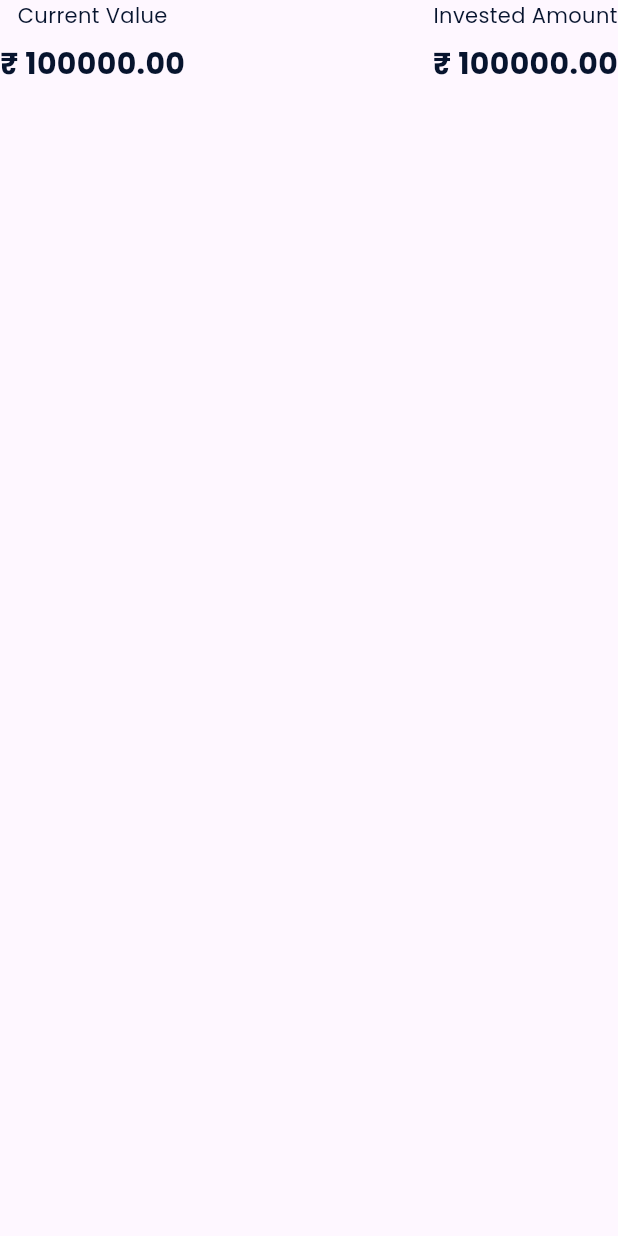
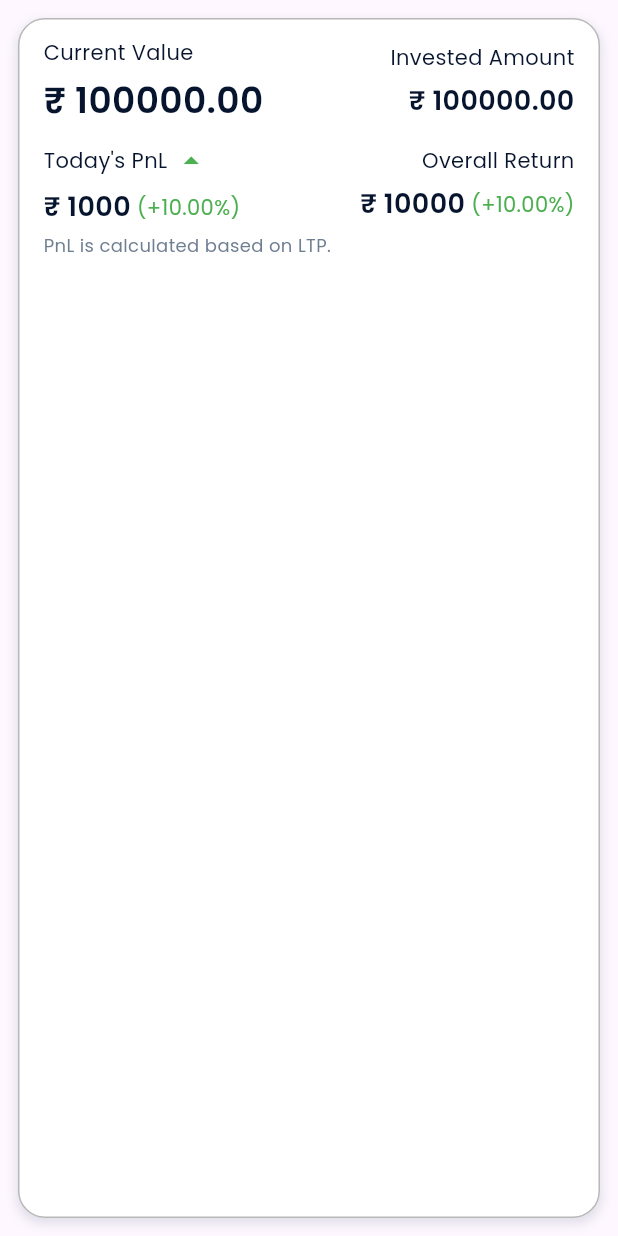
Before and after one commit to chiragsahu/portfolio_plus, a Flutter app: the PortfolioWidget widget shown alone on an empty page, opened directly, on a phone screen of 412 x 824 dp. Run offline on Flutter 3.47's test engine with Material 3 defaults, Android fonts, the phone set to English and light mode, and no system bars; our stand-ins replace flutter_riverpod, google_fonts, nb_utils.

```diff
--- a/lib/main.dart
+++ b/lib/main.dart
@@ -14,6 +14,7 @@ class MyApp extends StatelessWidget {
   Widget build(BuildContext context) {
     return MaterialApp(
       title: 'Flutter Demo',
+      debugShowCheckedModeBanner: false,
       theme: ThemeData(
         colorScheme: ColorScheme.fromSeed(seedColor: Colors.deepPurple),
         useMaterial3: true,
--- a/lib/modules/dashboard/view/portfolio_widget.dart
+++ b/lib/modules/dashboard/view/portfolio_widget.dart
@@ -8,38 +8,128 @@ class PortfolioWidget extends StatelessWidget {
 
   @override
   Widget build(BuildContext context) {
-    return Column(children: [
+    return Padding(
+      padding: const EdgeInsets.all(12.0),
+      child: Container(
+        padding: const EdgeInsets.symmetric(horizontal: 16, vertical: 12),
+        decoration: BoxDecoration(
+          color: AppColors.white,
+          borderRadius: BorderRadius.circular(18),
+          border: Border.all(color: AppColors.greyBorder),
+          boxShadow: [
+            BoxShadow(
+              color: AppColors.grey.withOpacity(0.2),
+              spreadRadius: 1,
+              blurRadius: 5,
+              offset: const Offset(0, 3),
+            ),
+          ],
+        ),
+        child: Column(crossAxisAlignment: CrossAxisAlignment.start, children: [
           Row(
             children: <Widget>[
               Column(
+                crossAxisAlignment: CrossAxisAlignment.start,
                 children: <Widget>[
                   Text(
                     'Current Value',
                     style: Ts.regular14(AppColors.black),
                   ),
-              8.height,
+                  4.height,
                   Text(
                     '₹ 100000.00',
-                style: Ts.bold20(AppColors.black),
+                    style: Ts.semiBold24(AppColors.black),
                   ),
                 ],
               ),
-          Spacer(),
+              const Spacer(),
               Column(
+                crossAxisAlignment: CrossAxisAlignment.end,
                 children: <Widget>[
                   Text(
                     'Invested Amount',
                     style: Ts.regular14(AppColors.black),
                   ),
-              8.height,
+                  6.height,
                   Text(
                     '₹ 100000.00',
-                style: Ts.bold20(AppColors.black),
+                    style: Ts.semiBold18(AppColors.black),
                   ),
                 ],
               ),
             ],
           ),
-    ]);
+          12.height,
+          Row(
+            children: <Widget>[
+              Column(
+                crossAxisAlignment: CrossAxisAlignment.start,
+                children: <Widget>[
+                  Row(
+                    children: [
+                      Text(
+                        'Today\'s PnL',
+                        style: Ts.regular14(AppColors.black),
+                      ),
+                      4.width,
+                      const Icon(
+                        Icons.arrow_drop_up,
+                        color: AppColors.green,
+                      ),
+                    ],
+                  ),
+                  6.height,
+                  Row(
+                    children: [
+                      Text(
+                        '₹ 1000',
+                        style: Ts.semiBold18(AppColors.black),
+                      ),
+                      4.width,
+                      Text(
+                        '(+10.00%)',
+                        style: Ts.regular14(AppColors.green),
+                      ),
+                    ],
+                  ),
+                ],
+              ),
+              const Spacer(),
+              Column(
+                crossAxisAlignment: CrossAxisAlignment.end,
+                children: <Widget>[
+                  Text(
+                    'Overall Return',
+                    style: Ts.regular14(AppColors.black),
+                  ),
+                  6.height,
+                  Row(
+                    children: [
+                      Text(
+                        '₹ 10000',
+                        style: Ts.semiBold18(AppColors.black),
+                      ),
+                      4.width,
+                      Text(
+                        '(+10.00%)',
+                        style: Ts.regular14(AppColors.green),
+                      ),
+                    ],
+                  ),
+                ],
+              ),
+            ],
+          ),
+          4.height,
+          Text(
+            "PnL is calculated based on LTP.",
+            style: Ts.regular12(
+              AppColors.grey,
+            ),
+          ),
+          4.height,
+        ]),
+      ),
+    );
   }
 }
--- a/lib/utils/colors.dart
+++ b/lib/utils/colors.dart
@@ -36,4 +36,6 @@ class AppColors {
   static const blueGrey = Color.fromRGBO(111, 127, 146, 1);
   static const yellow = Color.fromRGBO(251, 183, 62, 1);
   static const grey = Color.fromRGBO(111, 127, 146, 1);
+
+  static const green = Colors.green;
 }
--- a/lib/utils/enums/transaction.dart
+++ b/lib/utils/enums/transaction.dart
@@ -3,3 +3,8 @@ enum TransastionType {
   sell,
   deposit,
 }
+
+enum PositionType {
+  open,
+  close,
+}
```
Also changed, not shown: lib/utils/enums/commdities.dart (+47 -12 lines), pubspec.lock, 1 other file. Lines whose indentation alone changed are shown as unchanged.
